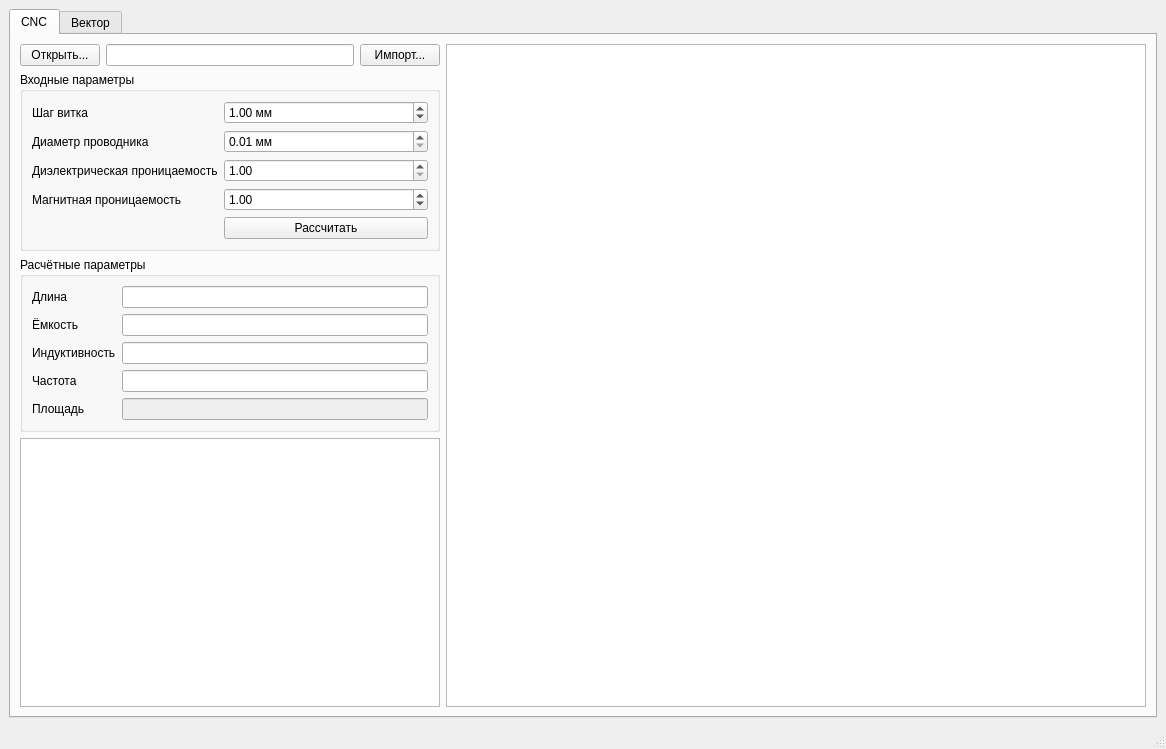
Old version of the form mainwindow.ui in the repository igrekus/coil.
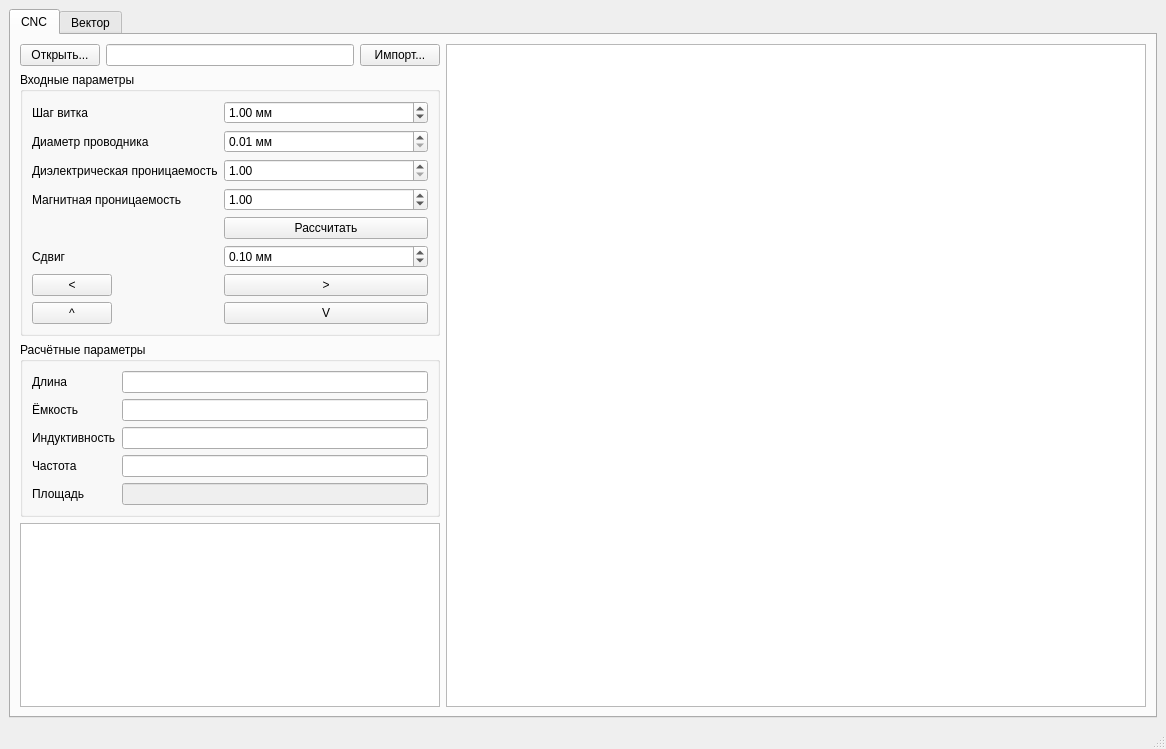
New version of the form.

Commit message: WIP: add geometry shift controls stub

The edit to the form file:
```diff
--- a/mainwindow.ui
+++ b/mainwindow.ui
@@ -141,6 +141,57 @@
                </property>
               </widget>
              </item>
+             <item row="5" column="0">
+              <widget class="QLabel" name="lblShift">
+               <property name="text">
+                <string>Сдвиг</string>
+               </property>
+              </widget>
+             </item>
+             <item row="5" column="1">
+              <widget class="QDoubleSpinBox" name="spinShift">
+               <property name="suffix">
+                <string> мм</string>
+               </property>
+               <property name="maximum">
+                <double>50.000000000000000</double>
+               </property>
+               <property name="singleStep">
+                <double>0.100000000000000</double>
+               </property>
+               <property name="value">
+                <double>0.100000000000000</double>
+               </property>
+              </widget>
+             </item>
+             <item row="6" column="0">
+              <widget class="QPushButton" name="btnLeft">
+               <property name="text">
+                <string>&lt;</string>
+               </property>
+              </widget>
+             </item>
+             <item row="6" column="1">
+              <widget class="QPushButton" name="btnRight">
+               <property name="text">
+                <string>&gt;</string>
+               </property>
+              </widget>
+             </item>
+             <item row="7" column="0">
+              <widget class="QPushButton" name="btnUp">
+               <property name="text">
+                <string>^</string>
+               </property>
+              </widget>
+             </item>
+             <item row="7" column="1">
+              <widget class="QPushButton" name="btnDown">
+               <property name="text">
+                <string>V</string>
+               </property>
+              </widget>
+             </item>
             </layout>
            </widget>
           </item>
```
Left out of the diff: 4 changed lines with no effect on the pictures. The commit also changes 2 other files.
